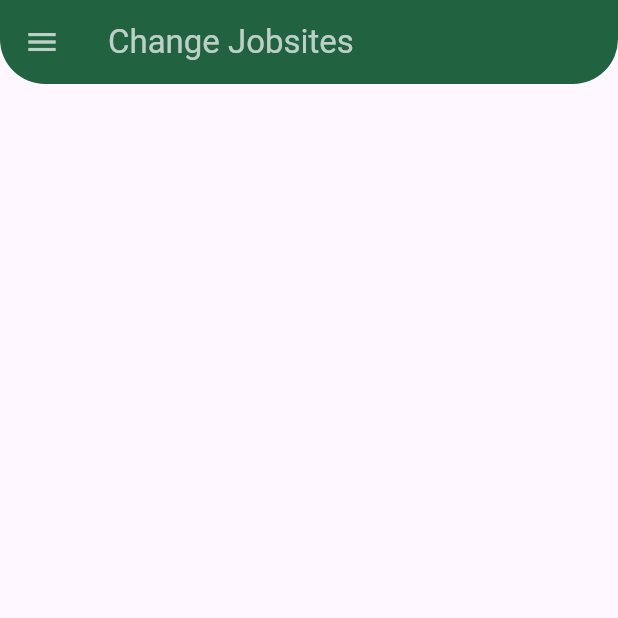
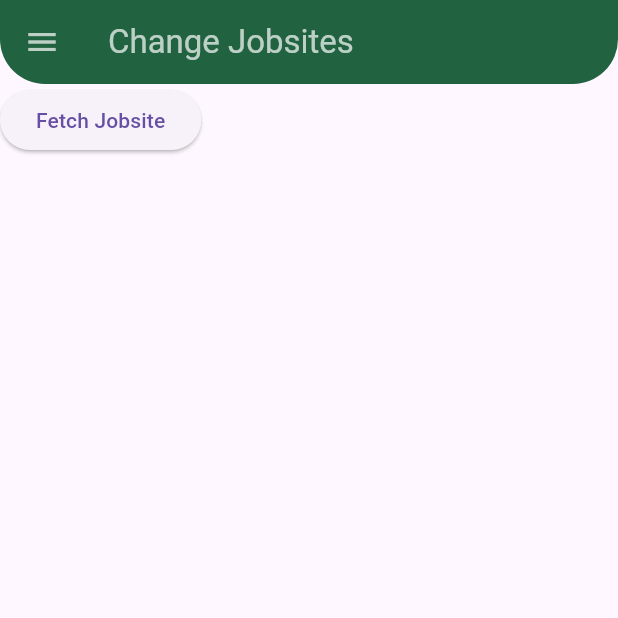
Before and after one commit to Usamafiaz916/Pallet-Mobile-App-Rewamp, a Flutter app: the ChangeJobsites screen opened directly, on a phone screen of 412 x 824 dp, the top half of it. Run offline on Flutter 3.47's test engine with Material 3 defaults, Android fonts, the light colour scheme and no system bars; drawn by our look-alikes of flutter_advanced_drawer; missing offline and left inert: dart:ffi.

Commit message:
Api added for jobsite

```diff
--- a/lib/main.dart
+++ b/lib/main.dart
@@ -1,8 +1,8 @@
 import 'package:flutter/material.dart';
-import 'package:prominent_pallet/screens/login/login.dart';
+import 'package:prominent_pallet/screens/changejobsites.dart';
 
 void main() {
   runApp(const MaterialApp(
-    home: LoginPage(),
+    home: ChangeJobsites(),
   ));
 }
--- a/lib/screens/changejobsites.dart
+++ b/lib/screens/changejobsites.dart
@@ -1,13 +1,14 @@
-// ignore_for_file: file_names, prefer_const_constructors, unnecessary_const, avoid_unnecessary_containers, sort_child_properties_last, prefer_const_literals_to_create_immutables
+// ignore_for_file: prefer_const_literals_to_create_immutables, prefer_const_constructors, avoid_unnecessary_containers, sort_child_properties_last, avoid_print
+
+import 'dart:convert';
 
 import 'package:flutter/material.dart';
 import 'package:flutter_advanced_drawer/flutter_advanced_drawer.dart';
-
-
-
+import 'package:http/http.dart' as http; // Import http package
+import 'package:prominent_pallet/services/Api.dart';
 
 class ChangeJobsites extends StatefulWidget {
-  const ChangeJobsites({super.key});
+  const ChangeJobsites({Key? key}) : super(key: key);
 
   @override
   State<ChangeJobsites> createState() => _ChangeJobsitesState();
@@ -15,6 +16,21 @@ class ChangeJobsites extends StatefulWidget {
 
 class _ChangeJobsitesState extends State<ChangeJobsites> {
   final _advancedDrawerController = AdvancedDrawerController();
+
+  Future<void> fetchJobsite() async {
+    try {
+      final response = await http.get(Uri.parse(APILinks.jobsite));
+      if (response.statusCode == 200) {
+        final data = jsonDecode(response.body);
+        print(data);
+      } else {
+        throw Exception('Failed to load jobsite');
+      }
+    } catch (e) {
+      print('Error: $e');
+    }
+  }
+
   @override
   Widget build(BuildContext context) {
     return AdvancedDrawer(
@@ -67,7 +83,10 @@ class _ChangeJobsitesState extends State<ChangeJobsites> {
             ),
           ),
         ),
-        body: Container(),
+        body: ElevatedButton(
+          onPressed: fetchJobsite,
+          child: Text('Fetch Jobsite'), // Change button text as needed
+        ),
       ),
       drawer: SafeArea(
         child: Container(
@@ -91,7 +110,6 @@ class _ChangeJobsitesState extends State<ChangeJobsites> {
                   ),
                   child: Image.asset(
                     'images/drawerLogo.png',
-
                     fit: BoxFit.fill,
                   ),
                 ),
--- a/lib/services/Api.dart
+++ b/lib/services/Api.dart
@@ -1,3 +1,3 @@
 class APILinks{
-  static String jobsite="https://boring-varahamihira.208-109-228-41.plesk.page/api/user/10";
+  static String jobsite="https://boring-varahamihira.208-109-228-41.plesk.page/api/login";
 }
--- a/pubspec.yaml
+++ b/pubspec.yaml
@@ -38,6 +38,8 @@ dependencies:
   sidebar_bigeagle: ^0.2.2+1
   flutter_advanced_drawer: ^1.3.6
   sidebarx: ^0.16.3
+  http: ^1.2.1
+  dio: ^5.4.1
 
 dev_dependencies:
   flutter_test:
```
Also changed, not shown: pubspec.lock.
